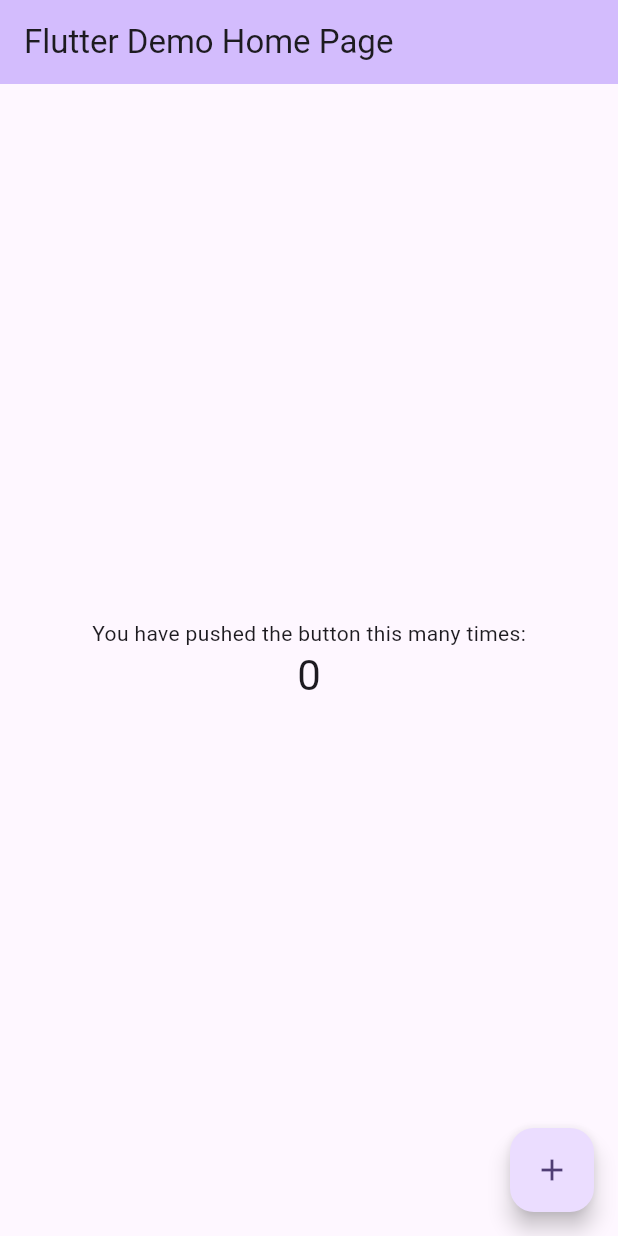
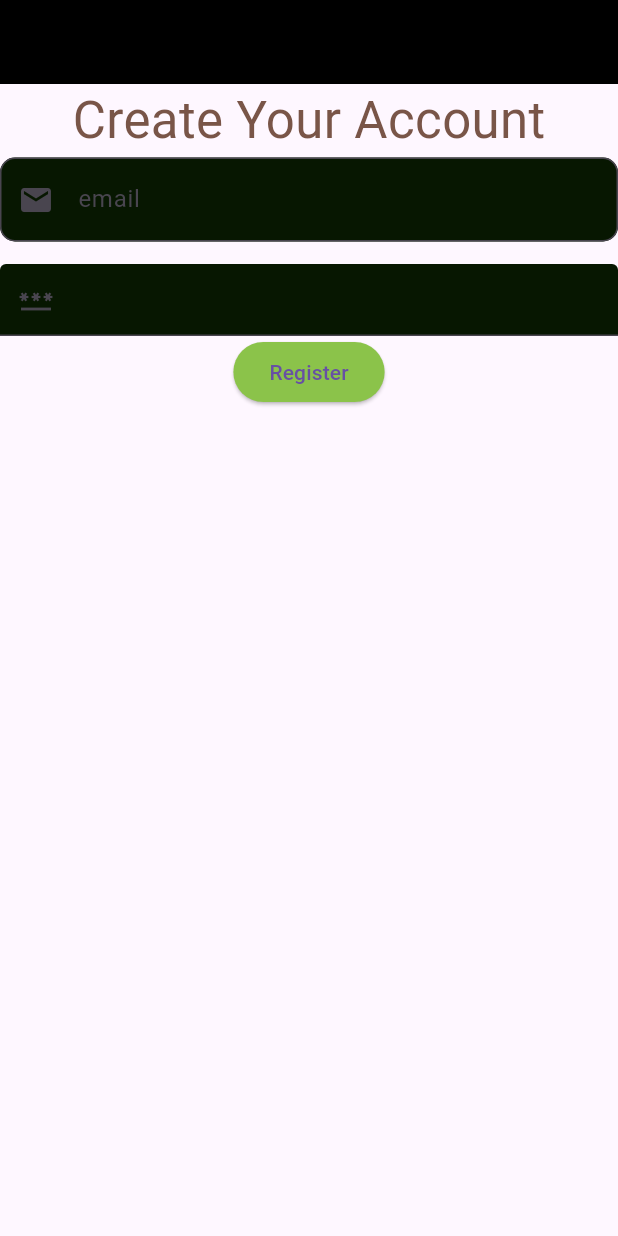
Before and after one commit to farmlink9633/farmlink, a Flutter app: the screen it shows after launch, on a phone screen of 412 x 824 dp. Run offline on Flutter 3.47's test engine with Material 3 defaults, Android fonts, the phone set to English and light mode, and no system bars.

Commit message:
start registerscreen

```diff
--- /dev/null
+++ b/lib/authscreens/register.dart
@@ -0,0 +1,42 @@
+import 'package:flutter/material.dart';
+
+class Registration extends StatelessWidget {
+  const Registration({super.key});
+
+  @override
+  Widget build(BuildContext context) {
+    return Scaffold(
+      appBar: AppBar(
+        backgroundColor: Colors.black,
+        foregroundColor: Colors.white,
+
+      ),
+      body: Column(
+        children: [
+          Text("Create Your Account",style: TextStyle(fontSize: 34,color:Colors.brown),),
+          TextField(
+            decoration: InputDecoration(
+              prefixIcon:Icon(Icons.email,),
+              border:OutlineInputBorder(borderRadius: BorderRadius.circular(10),borderSide:BorderSide(color: Colors.lightGreenAccent) ),
+              fillColor: const Color.fromARGB(255, 7, 23, 1),
+              filled: true,
+
+label: Text("email"),
+
+          )),
+          SizedBox(height: 15,),
+            TextField(
+              decoration: InputDecoration(
+                prefixIcon: Icon(Icons.password),
+                fillColor: const Color.fromARGB(255, 7, 23, 1),
+                filled: true,
+
+              ),
+            ),
+            ElevatedButton(onPressed: () {},style: ElevatedButton.styleFrom(backgroundColor:Colors.lightGreen), child: Text("Register"))
+       ],
+
+      ),
+    );
+  }
+}
--- a/lib/main.dart
+++ b/lib/main.dart
@@ -1,3 +1,4 @@
+import 'package:farmlink/authscreens/register.dart';
 import 'package:flutter/material.dart';
 
 void main() {
@@ -11,109 +12,8 @@
   @override
   Widget build(BuildContext context) {
     return MaterialApp(
-      title: 'Flutter Demo',
-      theme: ThemeData(
-        // press "r" if you used
-        // the command line to start the app).
-        //
-        // Notice that the counter didn't reset back to zero; the application
-        // state is not lost during the reload. To reset the state, use hot
-        // restart instead.
-        //
-        // This works for code too, not just values: Most code changes can be
-        // tested with just a hot reload.
-        colorScheme: ColorScheme.fromSeed(seedColor: Colors.deepPurple),
-        useMaterial3: true,
-      ),
-      home: const MyHomePage(title: 'Flutter Demo Home Page'),
+
+      home:Registration()
     );
   }
 }
-
-class MyHomePage extends StatefulWidget {
-  const MyHomePage({super.key, required this.title});
-
-  // This widget is the home page of your application. It is stateful, meaning
-  // that it has a State object (defined below) that contains fields that affect
-  // how it looks.
-
-  // This class is the configuration for the state. It holds the values (in this
-  // case the title) provided by the parent (in this case the App widget) and
-  // used by the build method of the State. Fields in a Widget subclass are
-  // always marked "final".
-
-  final String title;
-
-  @override
-  State<MyHomePage> createState() => _MyHomePageState();
-}
-
-class _MyHomePageState extends State<MyHomePage> {
-  int _counter = 0;
-
-  void _incrementCounter() {
-    setState(() {
-      // This call to setState tells the Flutter framework that something has
-      // changed in this State, which causes it to rerun the build method below
-      // so that the display can reflect the updated values. If we changed
-      // _counter without calling setState(), then the build method would not be
-      // called again, and so nothing would appear to happen.
-      _counter++;
-    });
-  }
-
-  @override
-  Widget build(BuildContext context) {
-    // This method is rerun every time setState is called, for instance as done
-    // by the _incrementCounter method above.
-    //
-    // The Flutter framework has been optimized to make rerunning build methods
-    // fast, so that you can just rebuild anything that needs updating rather
-    // than having to individually change instances of widgets.
-    return Scaffold(
-      appBar: AppBar(
-        // TRY THIS: Try changing the color here to a specific color (to
-        // Colors.amber, perhaps?) and trigger a hot reload to see the AppBar
-        // change color while the other colors stay the same.
-        backgroundColor: Theme.of(context).colorScheme.inversePrimary,
-        // Here we take the value from the MyHomePage object that was created by
-        // the App.build method, and use it to set our appbar title.
-        title: Text(widget.title),
-      ),
-      body: Center(
-        // Center is a layout widget. It takes a single child and positions it
-        // in the middle of the parent.
-        child: Column(
-          // Column is also a layout widget. It takes a list of children and
-          // arranges them vertically. By default, it sizes itself to fit its
-          // children horizontally, and tries to be as tall as its parent.
-          //
-          // Column has various properties to control how it sizes itself and
-          // how it positions its children. Here we use mainAxisAlignment to
-          // center the children vertically; the main axis here is the vertical
-          // axis because Columns are vertical (the cross axis would be
-          // horizontal).
-          //
-          // TRY THIS: Invoke "debug painting" (choose the "Toggle Debug Paint"
-          // action in the IDE, or press "p" in the console), to see the
-          // wireframe for each widget.
-          mainAxisAlignment: MainAxisAlignment.center,
-          children: <Widget>[
-            const Text(
-              'You have pushed the button this many times:',
-            ),
-            Text(
-              '$_counter',
-              style: Theme.of(context).textTheme.headlineMedium,
-            ),
-          ],
-        ),
-      ),
-      floatingActionButton: FloatingActionButton(
-        onPressed: _incrementCounter,
-        tooltip: 'Increment',
-        child: const Icon(Icons.add),
-      ), // This trailing comma makes auto-formatting nicer for build methods.
-    );
-  }
-}
```
Also changed, not shown: lib/authscreens/login.dart (added).
